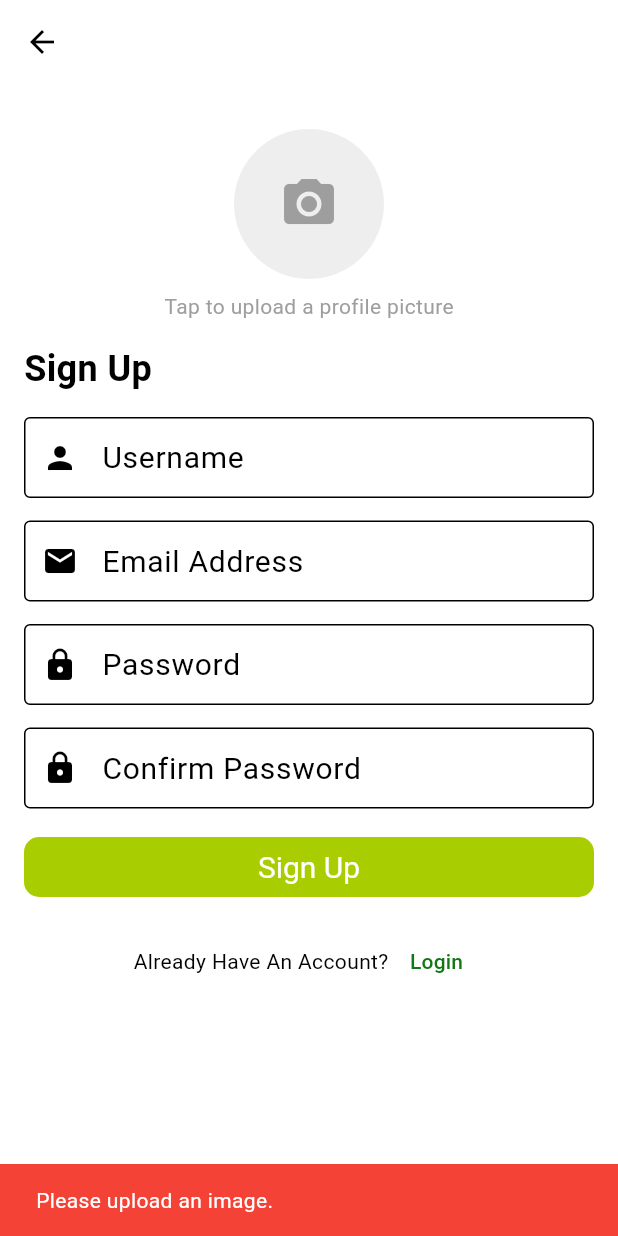
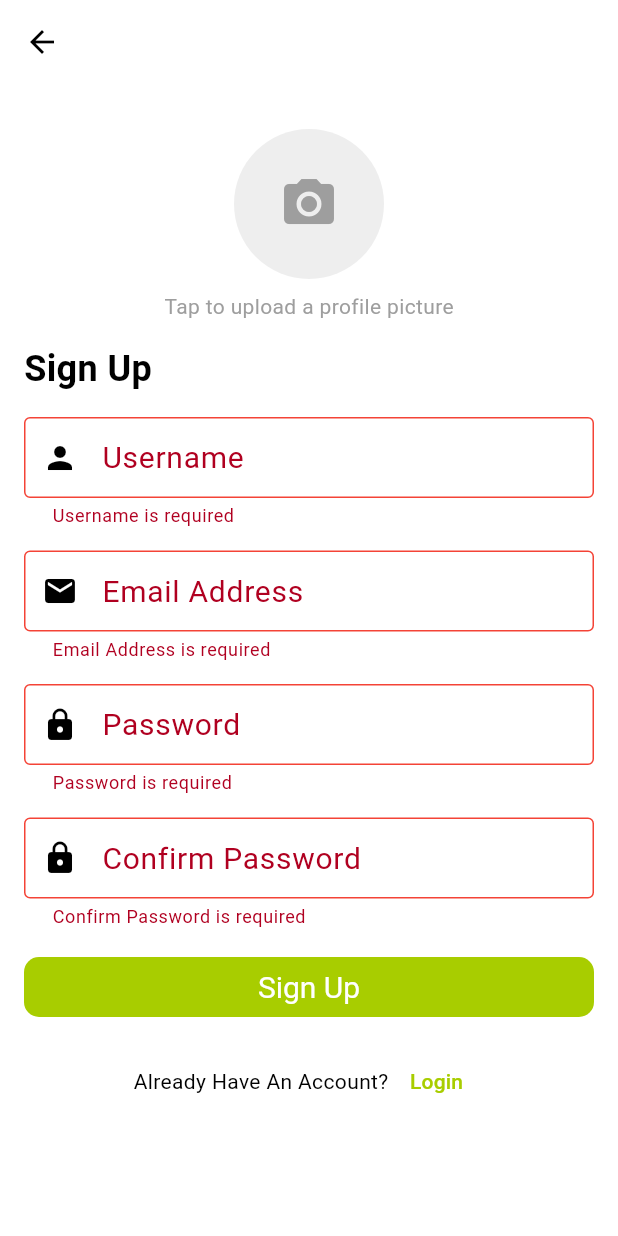
Before and after one commit to Priyanka-Kadel/gogear, a Flutter app: the RegisterView screen opened directly, after a tap on "Sign Up", on a phone screen of 412 x 824 dp. Run offline on Flutter 3.47's test engine with Material 3 defaults, Android fonts, the light colour scheme and no system bars; our stand-ins replace bloc, dartz, equatable, flutter_bloc, get_it, hive_flutter and 2 more; accounts and stored records are empty; Roboto replaces fonts that are missing (Montserrat); statements that could not run were skipped.

Commit message:
registration with image

```diff
--- a/gear_rental/lib/features/auth/presentation/view/register_view.dart
+++ b/gear_rental/lib/features/auth/presentation/view/register_view.dart
@@ -401,6 +401,7 @@
 //     );
 //   }
 // }
+
 import 'dart:io';
 
 import 'package:flutter/material.dart';
@@ -471,7 +472,7 @@ class _RegisterViewState extends State<RegisterView> {
             child: Column(
               crossAxisAlignment: CrossAxisAlignment.start,
               children: [
-                const SizedBox(height: 30), // Reduced space slightly
+                const SizedBox(height: 30),
                 Center(
                   child: InkWell(
                     onTap: () {
@@ -567,7 +568,7 @@ class _RegisterViewState extends State<RegisterView> {
                     return null;
                   },
                 ),
-                const SizedBox(height: 15), // Reduced space slightly
+                const SizedBox(height: 15),
                 TextFormField(
                   controller: _emailController,
                   decoration: const InputDecoration(
@@ -582,7 +583,7 @@ class _RegisterViewState extends State<RegisterView> {
                     return null;
                   },
                 ),
-                const SizedBox(height: 15), // Reduced space slightly
+                const SizedBox(height: 15),
                 TextFormField(
                   controller: _passwordController,
                   decoration: const InputDecoration(
@@ -598,7 +599,7 @@ class _RegisterViewState extends State<RegisterView> {
                     return null;
                   },
                 ),
-                const SizedBox(height: 15), // Reduced space slightly
+                const SizedBox(height: 15),
                 TextFormField(
                   controller: _confirmpasswordController,
                   decoration: const InputDecoration(
@@ -617,7 +618,7 @@ class _RegisterViewState extends State<RegisterView> {
                     return null;
                   },
                 ),
-                const SizedBox(height: 15), // Reduced space slightly
+                const SizedBox(height: 15),
                 SizedBox(
                   width: double.infinity,
                   child: ElevatedButton(
@@ -625,14 +626,15 @@ class _RegisterViewState extends State<RegisterView> {
                       backgroundColor: const Color(0xFFA8CD00),
                     ),
                     onPressed: () {
+                      if (_key.currentState!.validate()) {
                         if (_img == null) {
                           ScaffoldMessenger.of(context).showSnackBar(
                             const SnackBar(
                               content: Text('Please upload an image.'),
-                            backgroundColor: Colors.red, // Red Snackbar
+                              backgroundColor: Colors.red,
                             ),
                           );
-                      } else if (_key.currentState!.validate()) {
+                        } else {
                           context.read<RegisterBloc>().add(
                                 RegisterUser(
                                   context: context,
@@ -643,11 +645,12 @@ class _RegisterViewState extends State<RegisterView> {
                                 ),
                               );
                         }
+                      }
                     },
                     child: const Text('Sign Up'),
                   ),
                 ),
-                const SizedBox(height: 15), // Reduced space slightly
+                const SizedBox(height: 15),
                 Row(
                   mainAxisAlignment: MainAxisAlignment.center,
                   children: [
@@ -666,7 +669,10 @@ class _RegisterViewState extends State<RegisterView> {
                           ),
                         );
                       },
-                      child: const Text('Login'),
+                      child: const Text(
+                        'Login',
+                        style: TextStyle(color: Color(0xFFA8CD00)),
+                      ),
                     ),
                   ],
                 ),
```
Lines whose indentation alone changed are shown as unchanged.
